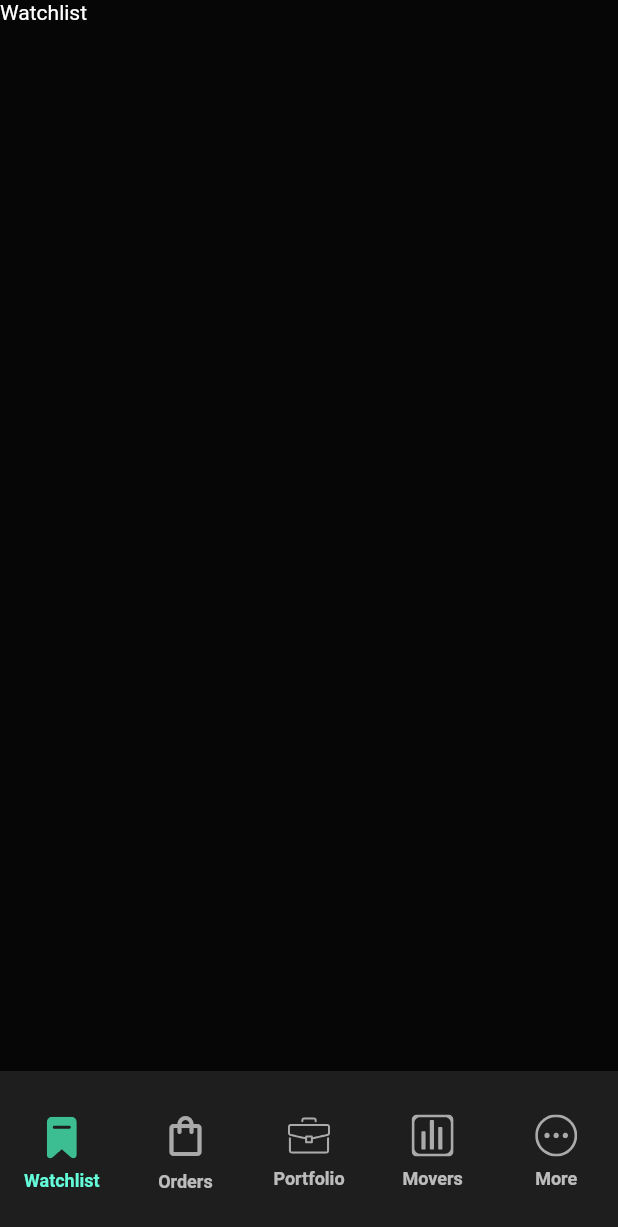
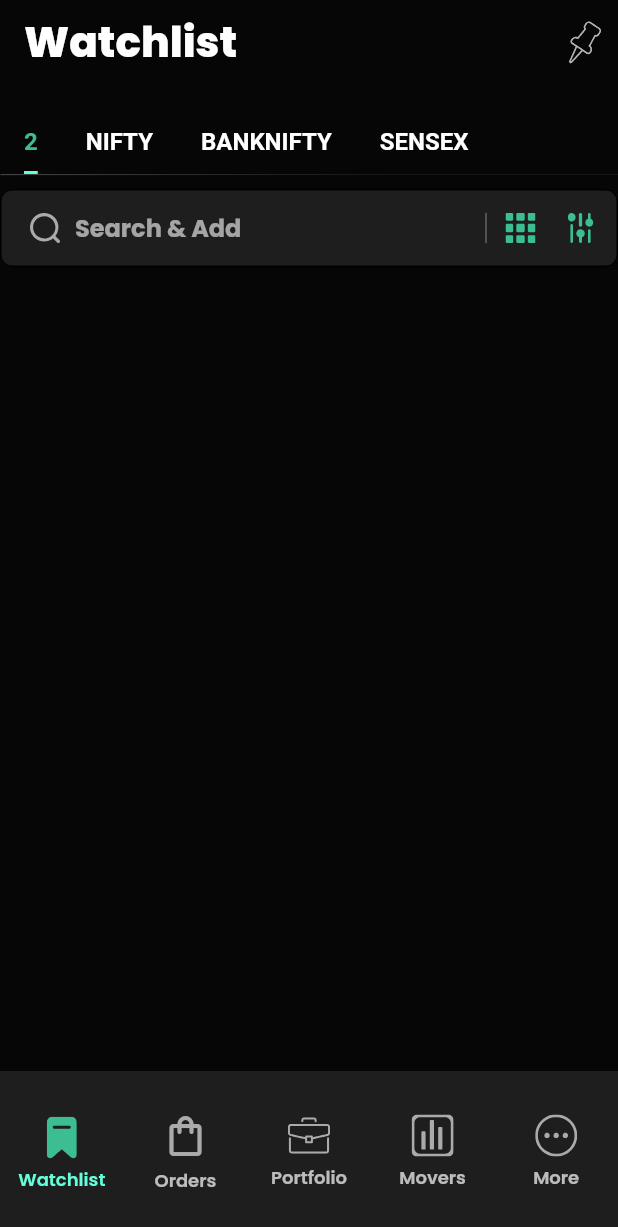
Before and after one commit to MuneerAhamed01/iouring_trading_app, a Flutter app: the screen it shows after launch, on a phone screen of 412 x 824 dp. Shown: the top 1227 px of the screen. Run offline on Flutter 3.47's test engine with Material 3 defaults, Android fonts, the phone set to English and light mode, and no system bars; our stand-ins replace flutter_bloc, flutter_svg, go_router, google_fonts.

Commit message:
feat: update dependencies and enhance routing with Google Fonts integration
- Added Google Fonts dependency to pubspec.yaml.
- Updated pubspec.lock with new transitive dependencies including crypto, ffi, google_fonts, and path_provider packages.
- Enhanced the main app theme to use Google Fonts.
- Updated routing to include WatchListPage in the navigation.
- Modified iOS project configuration to include new Pods settings and scripts for managing dependencies.

This commit improves the UI with custom fonts and refines the project structure for better dependency management.

```diff
--- a/lib/config/routes/routes.dart
+++ b/lib/config/routes/routes.dart
@@ -4,6 +4,7 @@ import 'package:go_router/go_router.dart';
 import 'package:iouring_trading_app/config/routes/routes_name.dart';
 import 'package:iouring_trading_app/core/root_screen/cubit/bottomnav_cubit.dart';
 import 'package:iouring_trading_app/core/root_screen/screens/root_screen.dart';
+import 'package:iouring_trading_app/features/watchlists/presentation/pages/watchlist_page.dart';
 
 final _rootNavigatorKey = GlobalKey<NavigatorState>();
 final _shellNavigatorKey = GlobalKey<NavigatorState>();
@@ -41,7 +42,7 @@ final routes = GoRouter(
           pageBuilder: (context, state) => _buildTransitionPage(
             context: context,
             state: state,
-            child: Text('Watchlist'),
+            child: WatchListPage(),
           ),
         ),
         GoRoute(
--- /dev/null
+++ b/lib/core/usecase/usecase.dart
@@ -0,0 +1,3 @@
+abstract class UseCase<Type, Param> {
+  Type call({required Param param});
+}
--- a/lib/core/utils/images.dart
+++ b/lib/core/utils/images.dart
@@ -1,5 +1,5 @@
 // Generated file. Do not edit.
-// Generated on 2025-01-17 21:34:15.176693
+// Generated on 2025-01-18 12:08:37.807508
 
 const String kSvgsActiveHome = 'assets/svgs/active_home.svg';
 const String kSvgsActiveMore = 'assets/svgs/active_more.svg';
@@ -15,3 +15,4 @@ const String kSvgsInactivePortfolio = 'assets/svgs/inactive_portfolio.svg';
 const String kSvgsMenuBox = 'assets/svgs/menu_box.svg';
 const String kSvgsMoreGo = 'assets/svgs/more_go.svg';
 const String kSvgsPinPoint = 'assets/svgs/pin_point.svg';
+const String kSvgsSearch = 'assets/svgs/search.svg';
--- a/lib/features/watchlists/domain/repository/watchlists_repository.dart
+++ b/lib/features/watchlists/domain/repository/watchlists_repository.dart
@@ -1,5 +1,6 @@
 import 'package:iouring_trading_app/features/watchlists/domain/entities/stock.dart';
+import 'package:iouring_trading_app/features/watchlists/domain/params/get_watchlist_params.dart';
 
 abstract class WatchListsRepository {
-  List<StockEntity> getWatchLists({String? type, String? searchQuery});
+  List<StockEntity> getWatchLists({required GetWatchListParams param});
 }
--- /dev/null
+++ b/lib/features/watchlists/presentation/pages/watchlist_page.dart
@@ -0,0 +1,79 @@
+import 'package:flutter/material.dart';
+import 'package:flutter_svg/svg.dart';
+import 'package:iouring_trading_app/config/theme/colors.dart';
+import 'package:iouring_trading_app/core/utils/images.dart';
+import 'package:iouring_trading_app/features/watchlists/presentation/widgets/searchfield.dart';
+
+class WatchListPage extends StatelessWidget {
+  const WatchListPage({super.key});
+
+  @override
+  Widget build(BuildContext context) {
+    return DefaultTabController(
+      length: 4,
+      child: Scaffold(
+        appBar: _buildAppBar(),
+        body: SafeArea(
+          child: Column(
+            children: [
+              SizedBox(height: 10),
+              MySearchfield(),
+            ],
+          ),
+        ),
+      ),
+    );
+  }
+
+  AppBar _buildAppBar() {
+    return AppBar(
+      backgroundColor: MyColors.scaffoldBackground,
+      elevation: 0.3,
+      shadowColor: Colors.white.withValues(alpha: 5),
+      centerTitle: false,
+      title: Text(
+        'Watchlist',
+        style: TextStyle(
+          fontSize: 28,
+          fontWeight: FontWeight.w800,
+        ),
+      ),
+      actions: [
+        Transform.rotate(
+          angle: -0.2,
+          child: SvgPicture.asset(
+            kSvgsPinPoint,
+            width: 25,
+            height: 25,
+          ),
+        ),
+        SizedBox(width: 10),
+      ],
+      bottom: PreferredSize(
+        preferredSize: Size.fromHeight(60),
+        child: TabBar(
+          indicatorSize: TabBarIndicatorSize.label,
+          padding: EdgeInsets.only(right: 90),
+          isScrollable: true,
+          tabAlignment: TabAlignment.start,
+          labelStyle: TextStyle(fontSize: 16, fontWeight: FontWeight.w600),
+          unselectedLabelColor: Colors.white,
+          labelColor: MyColors.primary,
+          tabs: [
+            _wrapTabConstantPadding(Text('2')),
+            _wrapTabConstantPadding(Text('NIFTY')),
+            _wrapTabConstantPadding(Text('BANKNIFTY')),
+            _wrapTabConstantPadding(Text('SENSEX'))
+          ],
+        ),
+      ),
+    );
+  }
+
+  Padding _wrapTabConstantPadding(Widget child) {
+    return Padding(
+      padding: EdgeInsets.only(top: 10, bottom: 10, left: 0, right: 0),
+      child: child,
+    );
+  }
+}
--- /dev/null
+++ b/lib/features/watchlists/presentation/widgets/searchfield.dart
@@ -0,0 +1,90 @@
+import 'package:flutter/material.dart';
+import 'package:flutter_svg/svg.dart';
+import 'package:iouring_trading_app/config/theme/colors.dart';
+import 'package:iouring_trading_app/core/utils/images.dart';
+
+class MySearchfield extends StatelessWidget {
+  const MySearchfield({
+    super.key,
+    this.controller,
+    this.hintText = "Search & Add",
+    this.showActions = true,
+  });
+
+  final TextEditingController? controller;
+  final String hintText;
+  final bool showActions;
+
+  @override
+  Widget build(BuildContext context) {
+    return TextFormField(
+      controller: controller,
+      style: TextStyle(color: Colors.white),
+      decoration: InputDecoration(
+        filled: true,
+        fillColor: MyColors.bottomNavBackground,
+        border: _border(),
+        enabledBorder: _border(),
+        disabledBorder: _border(),
+        focusedBorder: _border(),
+        prefixIconConstraints: BoxConstraints(maxHeight: 50, maxWidth: 50),
+        hintText: hintText,
+        hintStyle: TextStyle(fontWeight: FontWeight.bold),
+        prefixIcon: Padding(
+          padding: EdgeInsets.only(left: 20, right: 10),
+          child: _buildPrefix(),
+        ),
+        contentPadding: EdgeInsets.only(left: 20, top: 14, bottom: 14),
+        suffixIcon: showActions ? _buildSuffix() : null,
+      ),
+    );
+  }
+
+  SvgPicture _buildPrefix() {
+    return SvgPicture.asset(
+      kSvgsSearch,
+      width: 20,
+      height: 20,
+      colorFilter: ColorFilter.mode(MyColors.iconGrey, BlendMode.srcIn),
+    );
+  }
+
+  Row _buildSuffix() {
+    return Row(
+      mainAxisSize: MainAxisSize.min,
+      children: [
+        SizedBox(
+          height: 20,
+          child: VerticalDivider(
+            color: MyColors.iconGrey,
+            thickness: 0.5,
+          ),
+        ),
+        SizedBox(width: 5),
+        SvgPicture.asset(
+          kSvgsMenuBox,
+          width: 20,
+          height: 20,
+          colorFilter: ColorFilter.mode(
+            MyColors.primary,
+            BlendMode.srcIn,
+          ),
+        ),
+        SizedBox(width: 20),
+        SvgPicture.asset(
+          kSvgsFilter,
+          width: 20,
+          height: 20,
+          colorFilter: ColorFilter.mode(
+            MyColors.primary,
+            BlendMode.srcIn,
+          ),
+        ),
+        SizedBox(width: 15),
+      ],
+    );
+  }
+
+  OutlineInputBorder _border() =>
+      OutlineInputBorder(borderRadius: BorderRadius.circular(8));
+}
--- a/lib/main.dart
+++ b/lib/main.dart
@@ -1,4 +1,5 @@
 import 'package:flutter/material.dart';
+import 'package:google_fonts/google_fonts.dart';
 import 'package:iouring_trading_app/config/routes/routes.dart';
 import 'package:iouring_trading_app/config/theme/colors.dart';
 
@@ -13,6 +14,7 @@ class MainApp extends StatelessWidget {
   Widget build(BuildContext context) {
     return MaterialApp.router(
       theme: ThemeData.dark(useMaterial3: false).copyWith(
+        textTheme: GoogleFonts.poppinsTextTheme(),
         scaffoldBackgroundColor: MyColors.scaffoldBackground,
       ),
       routerConfig: routes,
--- a/pubspec.yaml
+++ b/pubspec.yaml
@@ -13,6 +13,7 @@ dependencies:
   flutter_svg: ^2.0.17
   get_it: ^8.0.3
   go_router: ^14.6.3
+  google_fonts: ^6.2.1
 
 
 
```
Also changed, not shown: lib/features/watchlists/data/repository/watchlists_repository_impl.dart (+6 -4 lines), lib/features/watchlists/domain/params/get_watchlist_params.dart (added, +9 -0 lines), lib/features/watchlists/domain/usecases/get_watchlists.dart (added, +17 -0 lines), lib/features/watchlists/presentation/bloc/watch_lists_bloc.dart (added, +11 -0 lines), lib/features/watchlists/presentation/bloc/watch_lists_event.dart (added, +21 -0 lines), lib/features/watchlists/presentation/bloc/watch_lists_state.dart (added, +26 -0 lines), assets/svgs/search.svg (added), pubspec.lock, 6 other files.
